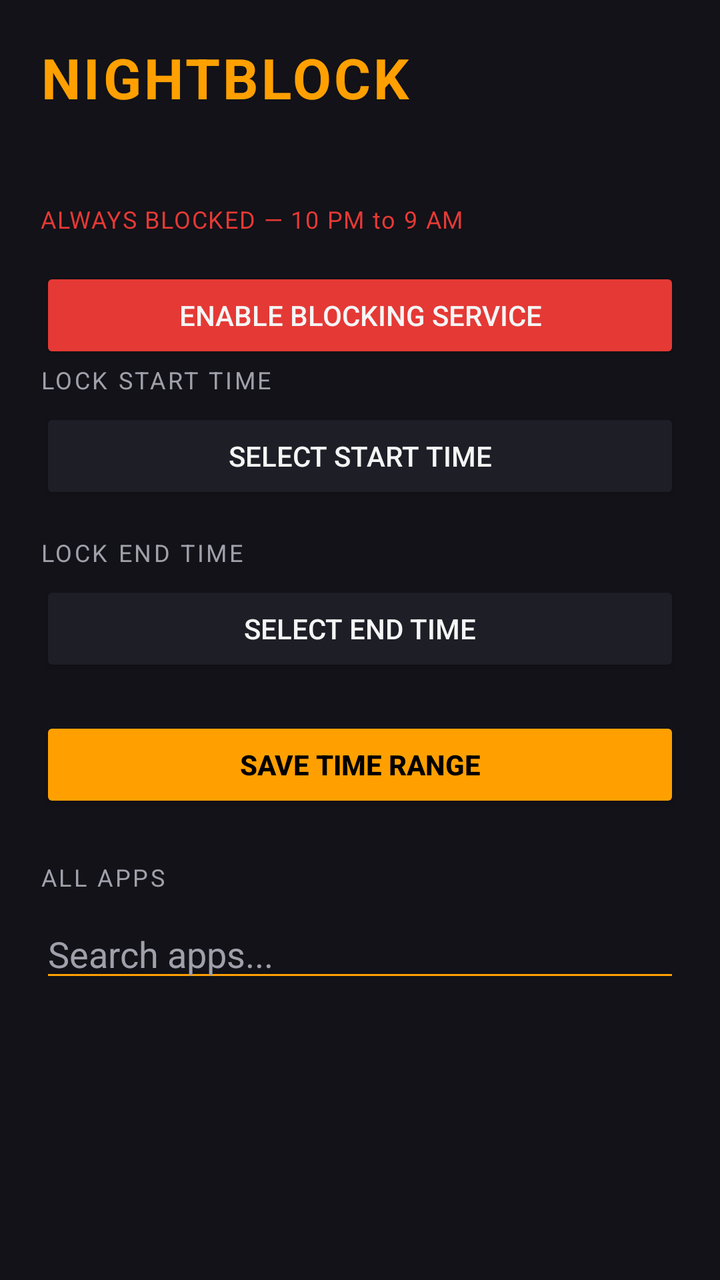
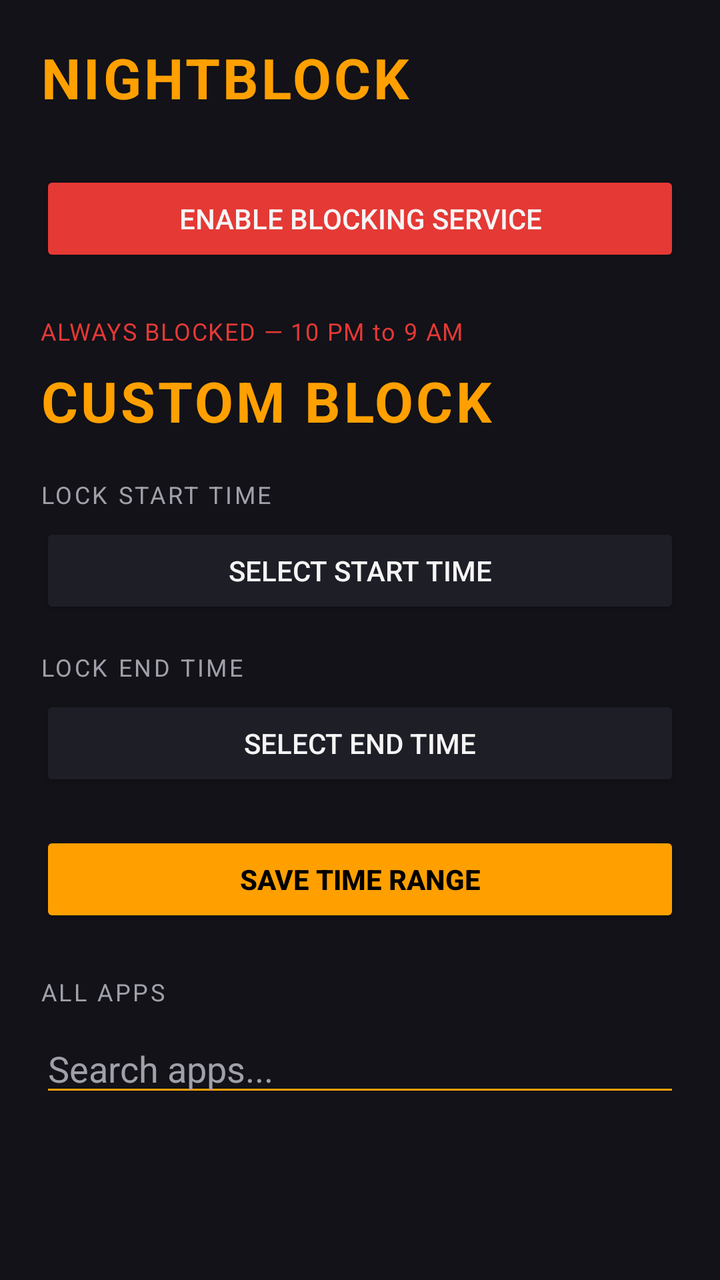

The first picture is an Android layout as it rendered before a commit; the second is the same layout after the commit. The layout source and the unified diff follow.
<!-- AndroidManifest.xml: application theme android:Theme.Material.Light.NoActionBar -->
<!-- res/layout/activity_main.xml -->
<?xml version="1.0" encoding="utf-8"?>
<ScrollView xmlns:android="http://schemas.android.com/apk/res/android"
    android:layout_width="match_parent"
    android:layout_height="match_parent"
    android:background="@color/background_dark">
<LinearLayout xmlns:android="http://schemas.android.com/apk/res/android"
    android:layout_width="match_parent"
    android:layout_height="match_parent"
    android:orientation="vertical"
    android:padding="20dp"
    android:background="@color/background_dark">

    <TextView
        android:layout_width="wrap_content"
        android:layout_height="wrap_content"
        android:text="NIGHTBLOCK"
        android:textSize="28sp"
        android:textStyle="bold"
        android:textColor="@color/accent_amber"
        android:letterSpacing="0.05"
        android:layout_marginBottom="20dp" />

    <TextView
        android:layout_width="wrap_content"
        android:layout_height="wrap_content"
        android:text="ALWAYS BLOCKED \u2014 10 PM to 9 AM"
        android:textSize="12sp"
        android:textColor="@color/accent_red"
        android:letterSpacing="0.05"
        android:layout_marginTop="24dp" />

    <LinearLayout
        android:id="@+id/mostUsedContainer"
        android:layout_width="match_parent"
        android:layout_height="wrap_content"
        android:orientation="vertical"
        android:layout_marginTop="8dp" />

    <Button
        android:id="@+id/btnEnableAccessibility"
        android:layout_width="match_parent"
        android:layout_height="wrap_content"
        android:text="Enable Blocking Service"
        android:backgroundTint="@color/accent_red"
        android:textColor="@color/text_primary"
        android:layout_marginTop="8dp" />

    <TextView
        android:layout_width="wrap_content"
        android:layout_height="wrap_content"
        android:text="LOCK START TIME"
        android:textSize="12sp"
        android:textColor="@color/text_secondary"
        android:letterSpacing="0.1" />

    <Button
        android:id="@+id/btnStartTime"
        android:layout_width="match_parent"
        android:layout_height="wrap_content"
        android:text="Select Start Time"
        android:backgroundTint="@color/surface_dark"
        android:textColor="@color/text_primary"
        android:layout_marginTop="6dp" />

    <TextView
        android:layout_width="wrap_content"
        android:layout_height="wrap_content"
        android:text="LOCK END TIME"
        android:textSize="12sp"
        android:textColor="@color/text_secondary"
        android:letterSpacing="0.1"
        android:layout_marginTop="16dp" />

    <Button
        android:id="@+id/btnEndTime"
        android:layout_width="match_parent"
        android:layout_height="wrap_content"
        android:text="Select End Time"
        android:backgroundTint="@color/surface_dark"
        android:textColor="@color/text_primary"
        android:layout_marginTop="6dp" />

    <Button
        android:id="@+id/btnSave"
        android:layout_width="match_parent"
        android:layout_height="wrap_content"
        android:text="Save Time Range"
        android:backgroundTint="@color/accent_amber"
        android:textColor="#000000"
        android:textStyle="bold"
        android:layout_marginTop="20dp" />

    <TextView
        android:layout_width="wrap_content"
        android:layout_height="wrap_content"
        android:text="ALL APPS"
        android:textSize="12sp"
        android:textColor="@color/text_secondary"
        android:letterSpacing="0.1"
        android:layout_marginTop="24dp" />

    <EditText
        android:id="@+id/searchInput"
        android:layout_width="match_parent"
        android:layout_height="wrap_content"
        android:hint="Search apps..."
        android:textColorHint="@color/text_secondary"
        android:textColor="@color/text_primary"
        android:backgroundTint="@color/accent_amber"
        android:layout_marginTop="8dp"
        android:inputType="text" />

    <androidx.recyclerview.widget.RecyclerView
        android:id="@+id/appRecyclerView"
        android:layout_width="match_parent"
        android:layout_height="0dp"
        android:layout_weight="1"
        android:layout_marginTop="8dp" />

</LinearLayout>
</ScrollView>
<!-- resources referenced by this layout -->
<resources>
  <color name="accent_amber">#FFA000</color>
  <color name="accent_red">#E53935</color>
  <color name="background_dark">#121218</color>
  <color name="surface_dark">#1E1E27</color>
  <color name="text_primary">#F5F5F5</color>
  <color name="text_secondary">#A0A0AB</color>
</resources>

<!-- the commit's change to res/layout/activity_main.xml (unified diff, before → after) -->
@@ -20,6 +20,15 @@
         android:letterSpacing="0.05"
         android:layout_marginBottom="20dp" />
 
+    <Button
+        android:id="@+id/btnEnableAccessibility"
+        android:layout_width="match_parent"
+        android:layout_height="wrap_content"
+        android:text="Enable Blocking Service"
+        android:backgroundTint="@color/accent_red"
+        android:textColor="@color/text_primary"
+        android:layout_marginTop="8dp" />
+
     <TextView
         android:layout_width="wrap_content"
         android:layout_height="wrap_content"
@@ -36,14 +45,15 @@
         android:orientation="vertical"
         android:layout_marginTop="8dp" />
 
-    <Button
-        android:id="@+id/btnEnableAccessibility"
-        android:layout_width="match_parent"
+    <TextView
+        android:layout_width="wrap_content"
         android:layout_height="wrap_content"
-        android:text="Enable Blocking Service"
-        android:backgroundTint="@color/accent_red"
-        android:textColor="@color/text_primary"
-        android:layout_marginTop="8dp" />
+        android:text="CUSTOM BLOCK"
+        android:textSize="28sp"
+        android:textStyle="bold"
+        android:textColor="@color/accent_amber"
+        android:letterSpacing="0.05"
+        android:layout_marginBottom="20dp" />
 
     <TextView
         android:layout_width="wrap_content"
